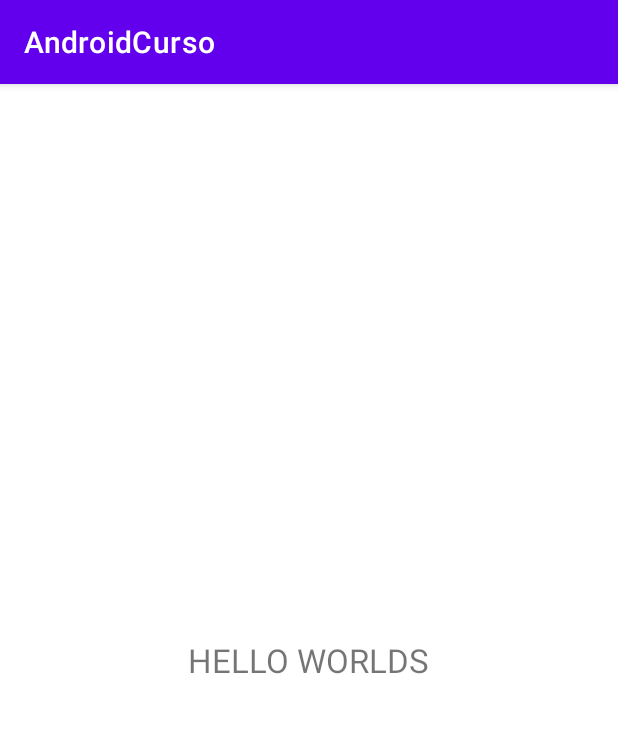
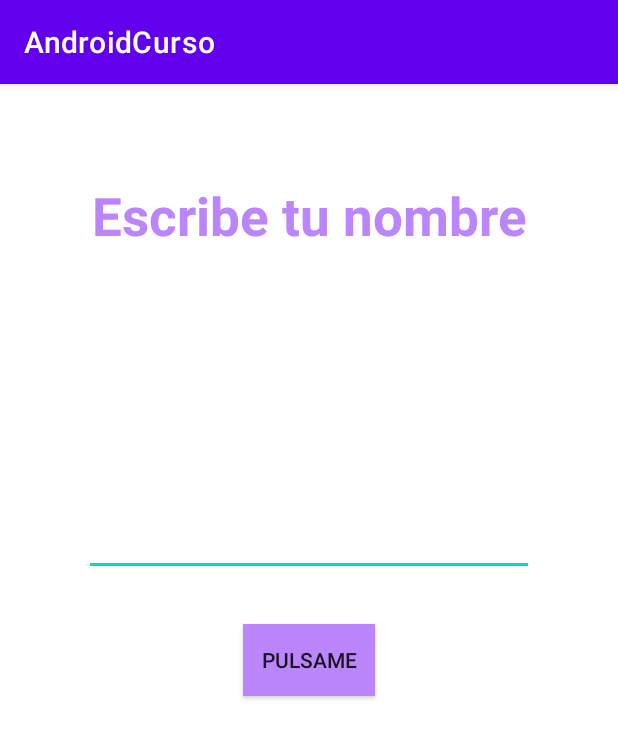
Before and after one commit to AlexisInsMu/AndroidCurso, an Android app: the screen it shows after launch (FirstAppActivity), on a phone screen of 412 x 824 dp. Shown: the top 738 px of the screen. Run offline under Robolectric (Android 15) with nearby library versions, the phone set to English and light mode, and no system bars.

Commit message:
android first app finish

```diff
--- a/app/src/main/AndroidManifest.xml
+++ b/app/src/main/AndroidManifest.xml
@@ -13,6 +13,9 @@
         android:theme="@style/Theme.AndroidCurso"
         tools:targetApi="31">
         <activity
+            android:name=".firstapp.ResultActivity"
+            android:exported="false" />
+        <activity
             android:name=".firstapp.FirstAppActivity"
             android:exported="true">
             <intent-filter>
--- a/app/src/main/java/com/alexisnovo/androidcurso/firstapp/FirstAppActivity.kt
+++ b/app/src/main/java/com/alexisnovo/androidcurso/firstapp/FirstAppActivity.kt
@@ -1,7 +1,12 @@
 package com.alexisnovo.androidcurso.firstapp
 
+import android.content.Intent
 import androidx.appcompat.app.AppCompatActivity
 import android.os.Bundle
+import android.util.Log
+import android.widget.Button
+import androidx.appcompat.widget.AppCompatButton
+import androidx.appcompat.widget.AppCompatEditText
 import com.alexisnovo.androidcurso.R
 
 class FirstAppActivity : AppCompatActivity() {
@@ -9,5 +14,20 @@ class FirstAppActivity : AppCompatActivity() {
 		super.onCreate(savedInstanceState)
 		setContentView(R.layout.activity_first_app)
 		//Al arrancar la pantalla
+		val btnStart = findViewById<AppCompatButton>(R.id.btnStart)
+		val editText = findViewById<AppCompatEditText>(R.id.etName)
+
+		btnStart.setOnClickListener {
+			val name = editText.text.toString()
+			if(name.isNotEmpty()){
+				val intent = Intent(this, ResultActivity::class.java)
+				intent.putExtra("EXTRA_NAME", name)
+				startActivity(intent)
+				Log.i("Alexis", "Button pulsado ${editText.text.toString()}")
+			}else{
+				Log.i("Alexis","ESCRIBE FLOJO")
+			}
+		}
+
 	}
 }
--- a/app/src/main/res/layout/activity_first_app.xml
+++ b/app/src/main/res/layout/activity_first_app.xml
@@ -1,5 +1,5 @@
 <?xml version="1.0" encoding="utf-8"?>
-<FrameLayout xmlns:android="http://schemas.android.com/apk/res/android"
+<androidx.constraintlayout.widget.ConstraintLayout xmlns:android="http://schemas.android.com/apk/res/android"
     xmlns:app="http://schemas.android.com/apk/res-auto"
     xmlns:tools="http://schemas.android.com/tools"
     android:layout_width="match_parent"
@@ -9,8 +9,66 @@
     <TextView
         android:layout_width="wrap_content"
         android:layout_height="wrap_content"
-        android:layout_gravity="center"
-        android:textSize="22sp"
-        android:text="HELLO WORLDS"/>
+        android:layout_marginTop="64dp"
+        android:text="Escribe tu nombre"
+        android:textColor="@color/purple_200"
+        android:textSize="35sp"
+        android:textStyle="bold"
+        app:layout_constraintEnd_toEndOf="parent"
+        app:layout_constraintStart_toStartOf="parent"
+        app:layout_constraintTop_toTopOf="parent" />
 
-</FrameLayout>
+    <androidx.appcompat.widget.AppCompatEditText
+        android:id="@+id/etName"
+        android:layout_width="300dp"
+        android:layout_height="wrap_content"
+        android:layout_marginBottom="32dp"
+        android:maxLines="1"
+        android:singleLine="true"
+        app:layout_constraintBottom_toTopOf="@id/btnStart"
+        app:layout_constraintEnd_toEndOf="parent"
+        app:layout_constraintStart_toStartOf="parent" />
+
+    <androidx.appcompat.widget.AppCompatButton
+        android:id="@+id/btnStart"
+        android:layout_width="wrap_content"
+        android:layout_height="wrap_content"
+        android:background="@color/purple_200"
+        android:text="Pulsame"
+        app:layout_constraintBottom_toBottomOf="parent"
+        app:layout_constraintEnd_toEndOf="parent"
+        app:layout_constraintStart_toStartOf="parent"
+        app:layout_constraintTop_toTopOf="parent" />
+
+    <!--    <androidx.appcompat.widget.AppCompatButton-->
+    <!--        android:layout_width="wrap_content"-->
+    <!--        android:layout_height="wrap_content"-->
+    <!--        android:textSize="30sp"-->
+    <!--        android:textColor="@color/teal_700"-->
+    <!--        android:text="Hello World"-->
+    <!--        android:textStyle="bold"-->
+    <!--        app:layout_constraintTop_toTopOf="parent"-->
+    <!--        app:layout_constraintBottom_toBottomOf="parent"-->
+    <!--        app:layout_constraintEnd_toEndOf="parent"-->
+    <!--        app:layout_constraintStart_toStartOf="parent"-->
+    <!--        />-->
+
+    <!--    <View-->
+    <!--        android:id="@+id/viewPurple"-->
+    <!--        android:layout_width="125dp"-->
+    <!--        android:layout_height="125dp"-->
+    <!--        android:background="@color/purple_200"-->
+    <!--        app:layout_constraintStart_toEndOf="@+id/viewBlue"-->
+    <!--        app:layout_constraintBottom_toBottomOf="@+id/viewBlue"/>-->
+    <!--    <View-->
+    <!--        android:id="@+id/viewBlue"-->
+    <!--        android:layout_width="125dp"-->
+    <!--        android:layout_height="125dp"-->
+    <!--        android:background="@color/teal_200"-->
+    <!--        app:layout_constraintBottom_toBottomOf="parent"-->
+    <!--        app:layout_constraintEnd_toEndOf="parent"-->
+    <!--        app:layout_constraintTop_toTopOf="parent"-->
+    <!--        app:layout_constraintStart_toStartOf="parent"/>-->
+
+    <!--El Framelayout usa layout gravity si no todo aparace junto    -->
+</androidx.constraintlayout.widget.ConstraintLayout>
```
Also changed, not shown: app/src/main/java/com/alexisnovo/androidcurso/firstapp/ResultActivity.kt (added, +16 -0 lines), app/src/main/res/layout/activity_result.xml (added, +22 -0 lines).
